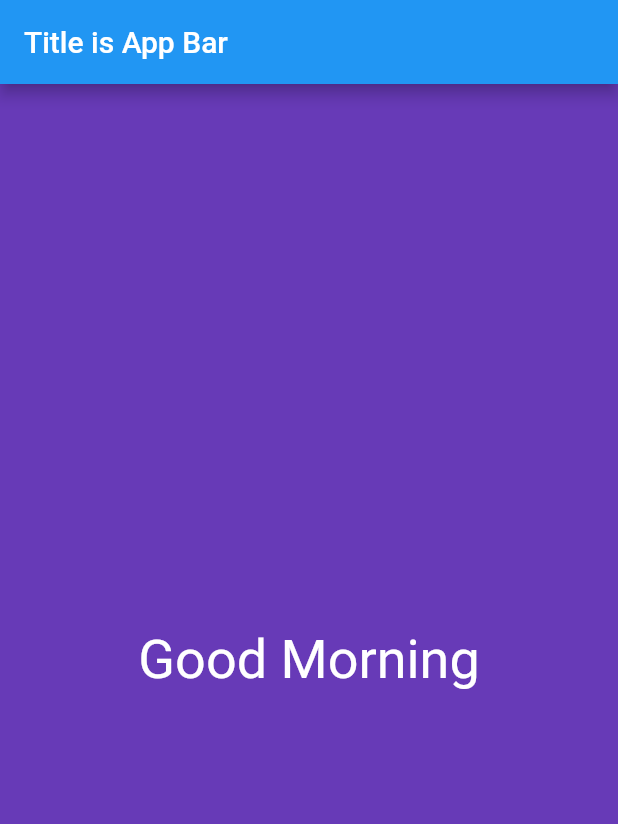
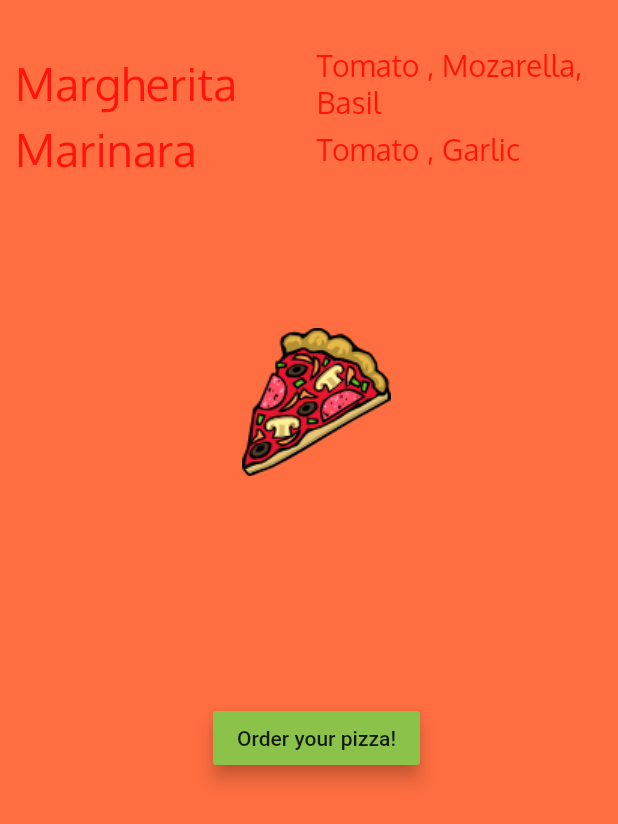
Before and after one commit to emrekarabacak/hello-flutter, a Flutter app: the screen it shows after launch, on a phone screen of 412 x 824 dp. Shown: the top 824 px of the screen. Run offline on Flutter 3.47's test engine with Material 2 defaults, Android fonts, the phone set to English and light mode, and no system bars.

Commit message:
basic widget added with pizza order scenario

```diff
--- a/lib/main.dart
+++ b/lib/main.dart
@@ -1,20 +1,7 @@
 import 'package:flutter/material.dart';
-import './screens/home.dart';
+import './ui/home.dart';
 
-void main() => runApp(HelloFlutterApp());
-
-class HelloFlutterApp extends StatelessWidget {
-  @override
-  Widget build(BuildContext context) {
-    return MaterialApp(
-      debugShowCheckedModeBanner: false,
-      title: "Hello Flutter App",
-      home: Scaffold(
-        appBar: AppBar(
-          title: Text("Title is App Bar"),
-        ),
-        body: Home(),
-      ),
-    );
-  }
-}
+void main() => runApp(new MaterialApp(
+      title: "Simpe App",
+      home: Home(),
+    ));
--- a/lib/screens/home.dart
+++ /dev/null
@@ -1,31 +0,0 @@
-import 'package:flutter/material.dart';
-
-class Home extends StatelessWidget {
-  @override
-  Widget build(BuildContext context) {
-    return Material(
-      color: Colors.deepPurple,
-      child: Center(
-        child: Text(
-          sayHello(),
-          textDirection: TextDirection.ltr,
-          style: TextStyle(color: Colors.white, fontSize: 36.0),
-        ),
-      ),
-    );
-  }
-
-  String sayHello() {
-    String hello;
-    DateTime now = new DateTime.now();
-    int hour = now.hour;
-    if (hour < 12) {
-      hello = "Good Morning";
-    } else if (hour < 18) {
-      hello = "Good Afternoon";
-    } else {
-      hello = "Good Evening";
-    }
-    return hello;
-  }
-}
--- /dev/null
+++ b/lib/ui/home.dart
@@ -0,0 +1,104 @@
+import 'package:flutter/material.dart';
+
+class Home extends StatelessWidget {
+  @override
+  Widget build(BuildContext context) {
+    return Center(
+        child: Container(
+            alignment: Alignment.center,
+            color: Colors.deepOrangeAccent,
+            padding: EdgeInsets.only(top: 30.0, left: 10.0),
+            child: Column(
+              children: <Widget>[
+                Row(
+                  children: <Widget>[
+                    Expanded(
+                        child: Text(
+                      "Margherita",
+                      textDirection: TextDirection.ltr,
+                      style: TextStyle(
+                          fontSize: 30.0,
+                          decoration: TextDecoration.none,
+                          fontFamily: 'Oxygen',
+                          fontWeight: FontWeight.normal),
+                    )),
+                    Expanded(
+                        child: Text(
+                      "Tomato , Mozarella, Basil",
+                      textDirection: TextDirection.ltr,
+                      style: TextStyle(
+                          fontSize: 20.0,
+                          decoration: TextDecoration.none,
+                          fontFamily: 'Oxygen',
+                          fontWeight: FontWeight.normal),
+                    ))
+                  ],
+                ),
+                Row(
+                  children: <Widget>[
+                    Expanded(
+                        child: Text(
+                      "Marinara",
+                      textDirection: TextDirection.ltr,
+                      style: TextStyle(
+                          fontSize: 30.0,
+                          decoration: TextDecoration.none,
+                          fontFamily: 'Oxygen',
+                          fontWeight: FontWeight.normal),
+                    )),
+                    Expanded(
+                        child: Text(
+                      "Tomato , Garlic",
+                      textDirection: TextDirection.ltr,
+                      style: TextStyle(
+                          fontSize: 20.0,
+                          decoration: TextDecoration.none,
+                          fontFamily: 'Oxygen',
+                          fontWeight: FontWeight.normal),
+                    ))
+                  ],
+                ),
+                PizzaImageWidget(),
+                OrderButton()
+              ],
+            )));
+  }
+}
+
+class PizzaImageWidget extends StatelessWidget {
+  @override
+  Widget build(BuildContext context) {
+    AssetImage pizzaAsset = AssetImage('images/pizza.png');
+    Image image = Image(image: pizzaAsset, width: 300.0, height: 300.0);
+
+    return Container(child: image);
+  }
+}
+
+class OrderButton extends StatelessWidget {
+  @override
+  Widget build(BuildContext context) {
+    var button = Container(
+      margin: EdgeInsets.only(top: 50.0),
+      child: RaisedButton(
+        child: Text("Order your pizza!"),
+        color: Colors.lightGreen,
+        elevation: 5.0,
+        onPressed: () {
+          order(context);
+        },
+      ),
+    );
+
+    return button;
+  }
+
+  void order(BuildContext context) {
+    var alert = AlertDialog(
+      title: Text("Order Completed"),
+      content: Text("Thanks for your order"),
+    );
+
+    showDialog(context: context, builder: (BuildContext context) => alert);
+  }
+}
```
Also changed, not shown: pubspec.yaml (+12 -15 lines), fonts/Oxygen-Bold.ttf (added), fonts/Oxygen-Light.ttf (added), fonts/Oxygen-Regular.ttf (added), images/pizza.png (added).
